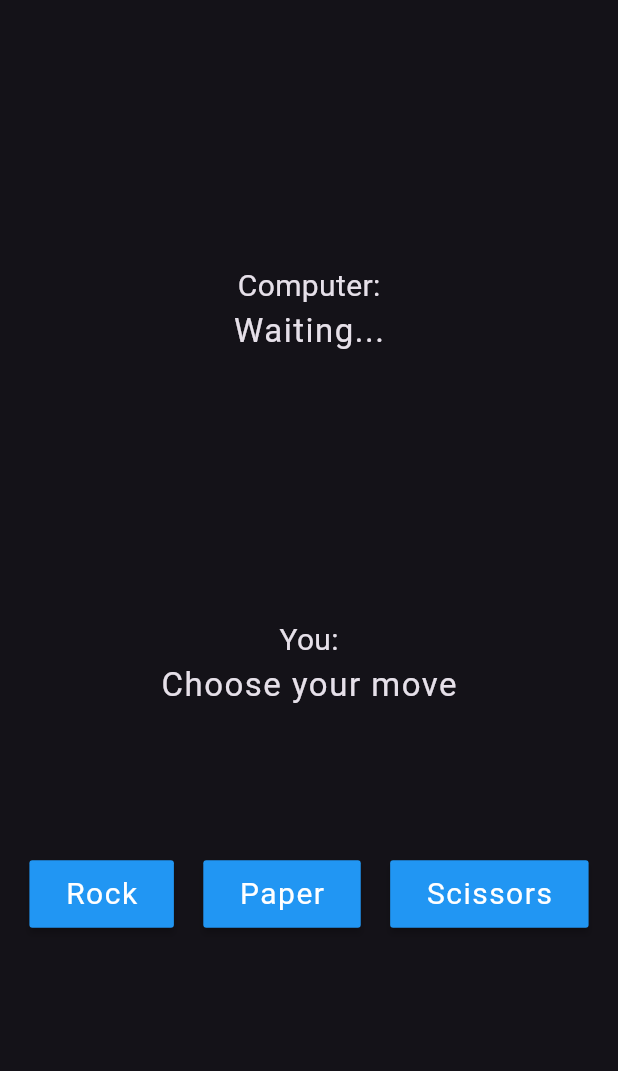
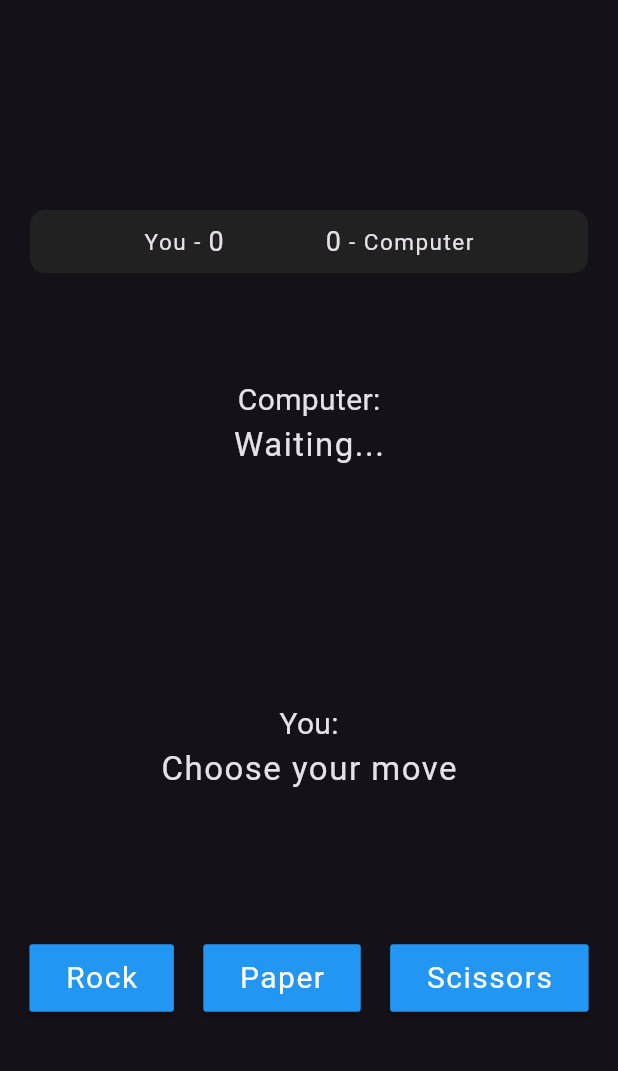
Before and after one commit to Jhay4Julian/rock_paper_scissors, a Flutter app: the screen it shows after launch, on a phone screen of 412 x 824 dp, the part 63-1134 px from its top. Run offline on Flutter 3.47's test engine with Material 2 defaults, Android fonts, the phone set to English and light mode, and no system bars.

Commit message:
added score count

```diff
--- a/lib/game_page.dart
+++ b/lib/game_page.dart
@@ -20,6 +20,8 @@ class _GamePageState extends State<GamePage> {
   Choice? _userChoice;
   Choice? _computerChoice;
   String _result = '';
+  int _userScore = 0;
+  int _computerScore = 0;
 
   // make choice
   void _makeChoice(Choice choice) {
@@ -28,6 +30,7 @@ class _GamePageState extends State<GamePage> {
       _computerChoice = Choice.values[Random().nextInt(3)];
       _result = _getWinner();
       _resultColors = resultColor();
+      _setScores();
     });
   }
 
@@ -43,6 +46,19 @@ class _GamePageState extends State<GamePage> {
     } else {
       return 'Computer Win';
     }
+  }
+
+  // keep scores
+  void _setScores() {
+    setState(() {
+      if (_result == 'Tie') {
+        return null;
+      } else if (_result == 'Computer Win') {
+        _computerScore++;
+      } else {
+        _userScore++;
+      }
+    });
   }
 
   Color _resultColors = Colors.transparent;
@@ -68,6 +84,50 @@ class _GamePageState extends State<GamePage> {
         child: Column(
           mainAxisAlignment: MainAxisAlignment.center,
           children: [
+            // Scores
+            Container(
+              decoration: BoxDecoration(
+                  color: Colors.grey.shade900,
+                  borderRadius: BorderRadius.circular(10)),
+              margin: const EdgeInsets.all(20),
+              padding: const EdgeInsets.all(8),
+              child: Row(
+                mainAxisAlignment: MainAxisAlignment.spaceEvenly,
+                children: [
+                  // User score
+                  Row(
+                    children: [
+                      const Text(
+                        'You - ',
+                        style: TextStyle(fontSize: 15, letterSpacing: 1),
+                      ),
+                      // const SizedBox(width: 20),
+                      Text(
+                        '$_userScore',
+                        style: const TextStyle(fontSize: 18),
+                      )
+                    ],
+                  ),
+                  // Computer score
+                  Row(
+                    mainAxisAlignment: MainAxisAlignment.center,
+                    children: [
+                      Text(
+                        '$_computerScore',
+                        style: const TextStyle(fontSize: 18),
+                      ),
+                      // const SizedBox(width: 20),
+                      const Text(
+                        ' - Computer',
+                        style: TextStyle(fontSize: 15, letterSpacing: 1),
+                      )
+                    ],
+                  ),
+                ],
+              ),
+            ),
+            const SizedBox(height: 50),
+
             // Computer choice
             Column(
               children: [
@@ -83,7 +143,7 @@ class _GamePageState extends State<GamePage> {
                 ),
               ],
             ),
-            const SizedBox(height: 50),
+            const SizedBox(height: 40),
 
             // result
             Container(
@@ -101,7 +161,7 @@ class _GamePageState extends State<GamePage> {
                 ),
               ),
             ),
-            const SizedBox(height: 50),
+            const SizedBox(height: 40),
 
             // User choice
             Column(
```
